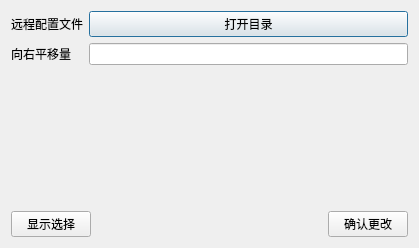
413180794/OptionDeal, file UI/systemSetDialog.ui: the form before one commit.
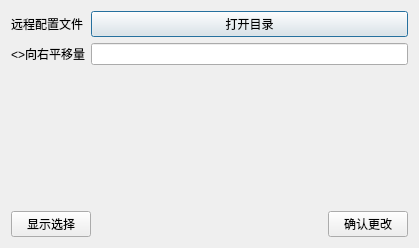
The form after the commit.

```diff
--- a/UI/systemSetDialog.ui
+++ b/UI/systemSetDialog.ui
@@ -26,7 +26,7 @@
      <item row="1" column="0">
       <widget class="QLabel" name="label_2">
        <property name="text">
-        <string>向右平移量</string>
+        <string>&lt;&gt;向右平移量</string>
        </property>
       </widget>
      </item>
```
Left out of the diff: 3 changed lines with no effect on the pictures.
